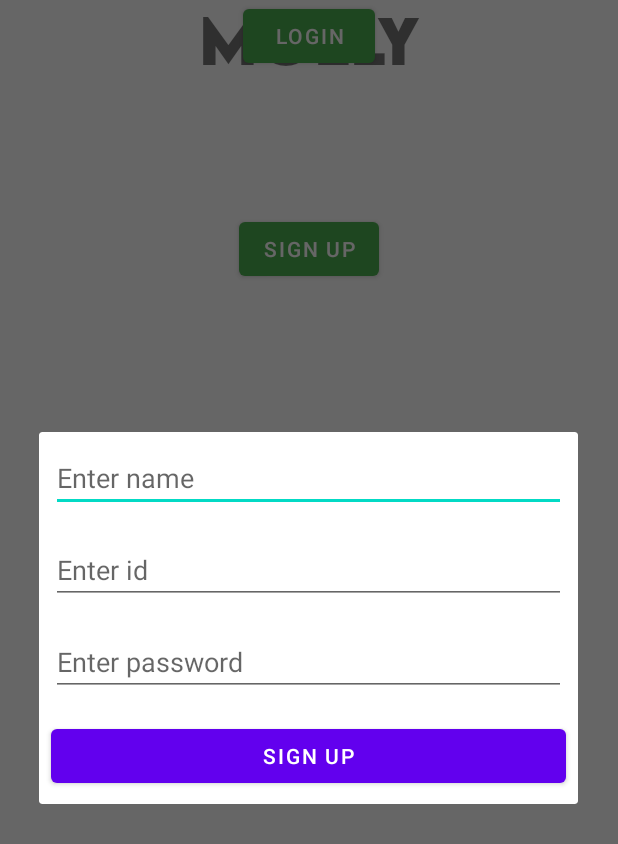
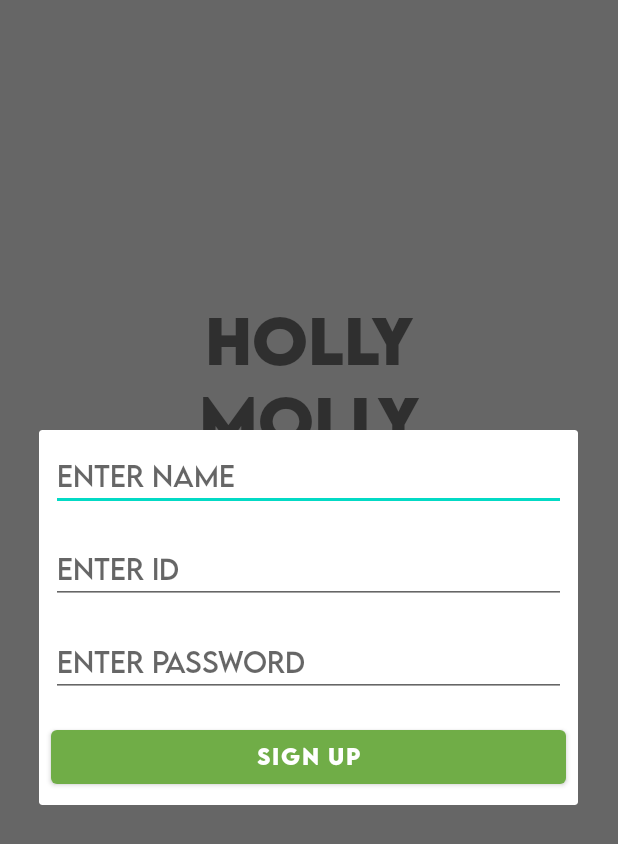
Before and after one commit to pyun0825/MadCamp2, an Android app: the screen it shows after launch (MainActivity), after a tap on "SIGN UP", on a phone screen of 412 x 824 dp. Shown: the top 844 px of the screen. Run offline under Robolectric (Android 15) with nearby library versions, the phone set to English and light mode, and no system bars; libraries missing offline, so code that uses them is left out: com.kakao.sdk; 1 statement that could not run was skipped.

Commit message:
UI change

```diff
--- a/app/src/main/res/layout/activity_inner_room.xml
+++ b/app/src/main/res/layout/activity_inner_room.xml
@@ -11,6 +11,7 @@
         android:layout_width="wrap_content"
         android:layout_height="wrap_content"
         android:layout_marginTop="24dp"
+        android:fontFamily="@font/lemon_milk"
         android:text="Room title"
         android:textColor="#000000"
         android:textSize="34sp"
@@ -24,7 +25,9 @@
         android:layout_width="wrap_content"
         android:layout_height="wrap_content"
         android:layout_marginTop="24dp"
+        android:fontFamily="@font/lemonmilk_bold"
         android:text="Exit"
+        app:backgroundTint="#70AD47"
         app:layout_constraintEnd_toEndOf="parent"
         app:layout_constraintStart_toStartOf="parent"
         app:layout_constraintTop_toBottomOf="@+id/tv_curPlayer" />
@@ -34,6 +37,7 @@
         android:layout_width="wrap_content"
         android:layout_height="wrap_content"
         android:layout_marginTop="32dp"
+        android:fontFamily="@font/lemon_milk"
         android:text="playernum"
         android:textColor="#000000"
         android:textSize="24sp"
@@ -46,6 +50,7 @@
         android:layout_width="wrap_content"
         android:layout_height="wrap_content"
         android:layout_marginTop="16dp"
+        android:fontFamily="@font/lemon_milk"
         android:text="curplayer"
         android:textColor="#000000"
         android:textSize="24sp"
--- a/app/src/main/res/layout/activity_main.xml
+++ b/app/src/main/res/layout/activity_main.xml
@@ -10,13 +10,12 @@
         android:id="@+id/title"
         android:layout_width="270dp"
         android:layout_height="108dp"
-        android:layout_margin="8dp"
+        android:layout_marginTop="200dp"
         android:fontFamily="@font/lemon_milk"
         android:gravity="center"
         android:text="holly\nmolly"
         android:textFontWeight="700"
         android:textSize="40sp"
-        app:layout_constraintBottom_toTopOf="@+id/login"
         app:layout_constraintEnd_toEndOf="parent"
         app:layout_constraintStart_toStartOf="parent"
         app:layout_constraintTop_toTopOf="parent" />
@@ -25,21 +24,23 @@
         android:id="@+id/login"
         android:layout_width="wrap_content"
         android:layout_height="wrap_content"
+        android:layout_marginTop="60dp"
+        android:fontFamily="@font/lemonmilk_bold"
         android:text="Login"
-        app:backgroundTint="#4CAF50"
+        app:backgroundTint="#70AD47"
         app:layout_constraintEnd_toEndOf="parent"
         app:layout_constraintStart_toStartOf="parent"
-        tools:layout_editor_absoluteY="432dp" />
+        app:layout_constraintTop_toBottomOf="@+id/title" />
 
     <Button
         android:id="@+id/signup"
         android:layout_width="wrap_content"
         android:layout_height="wrap_content"
+        android:layout_marginTop="16dp"
+        android:fontFamily="@font/lemonmilk_bold"
         android:text="Sign Up"
-        app:backgroundTint="#4CAF50"
-        app:layout_constraintBottom_toBottomOf="parent"
+        app:backgroundTint="#70AD47"
         app:layout_constraintEnd_toEndOf="parent"
         app:layout_constraintStart_toStartOf="parent"
-        app:layout_constraintTop_toBottomOf="@+id/login"
-        app:layout_constraintVertical_bias="0.129" />
+        app:layout_constraintTop_toBottomOf="@+id/login" />
 </androidx.constraintlayout.widget.ConstraintLayout>
--- a/app/src/main/res/layout/fragment_gameover.xml
+++ b/app/src/main/res/layout/fragment_gameover.xml
@@ -1,5 +1,6 @@
 <?xml version="1.0" encoding="utf-8"?>
 <LinearLayout xmlns:android="http://schemas.android.com/apk/res/android"
+    xmlns:app="http://schemas.android.com/apk/res-auto"
     android:layout_width="match_parent"
     android:layout_height="match_parent"
     android:orientation="vertical"
@@ -32,5 +33,7 @@
         android:layout_width="match_parent"
         android:layout_height="wrap_content"
         android:layout_margin="8dp"
-        android:text="go to waiting room" />
+        android:fontFamily="@font/lemonmilk_bold"
+        android:text="go to waiting room"
+        app:backgroundTint="#70AD47" />
 </LinearLayout>
--- a/app/src/main/res/layout/signup_dialog.xml
+++ b/app/src/main/res/layout/signup_dialog.xml
@@ -1,35 +1,41 @@
 <?xml version="1.0" encoding="utf-8"?>
 <LinearLayout xmlns:android="http://schemas.android.com/apk/res/android"
+    xmlns:app="http://schemas.android.com/apk/res-auto"
     android:layout_width="match_parent"
     android:layout_height="match_parent"
     android:orientation="vertical">
 
     <EditText
+        android:id="@+id/nameEdit"
         android:layout_width="match_parent"
         android:layout_height="wrap_content"
         android:layout_margin="8dp"
-        android:hint="Enter name"
-        android:id="@+id/nameEdit"/>
+        android:fontFamily="@font/lemon_milk"
+        android:hint="Enter name" />
 
     <EditText
+        android:id="@+id/idEdit"
         android:layout_width="match_parent"
         android:layout_height="wrap_content"
         android:layout_margin="8dp"
-        android:hint="Enter id"
-        android:id="@+id/idEdit"/>
+        android:fontFamily="@font/lemon_milk"
+        android:hint="Enter id" />
 
     <EditText
+        android:id="@+id/passwordEdit"
         android:layout_width="match_parent"
         android:layout_height="wrap_content"
         android:layout_margin="8dp"
+        android:fontFamily="@font/lemon_milk"
         android:hint="Enter password"
-        android:id="@+id/passwordEdit"
-        android:inputType="textPassword"/>
+        android:inputType="textPassword" />
 
     <Button
+        android:id="@+id/signup"
         android:layout_width="match_parent"
         android:layout_height="wrap_content"
         android:layout_margin="8dp"
+        android:fontFamily="@font/lemonmilk_bold"
         android:text="Sign up"
-        android:id="@+id/signup"/>
+        app:backgroundTint="#70AD47" />
 </LinearLayout>
--- a/app/src/main/res/layout/waiting_room_item.xml
+++ b/app/src/main/res/layout/waiting_room_item.xml
@@ -10,13 +10,12 @@
         android:layout_width="wrap_content"
         android:layout_height="wrap_content"
         android:layout_marginStart="8dp"
-        android:layout_marginLeft="8dp"
         android:layout_marginTop="4dp"
-        android:layout_marginBottom="4dp"
+        android:fontFamily="@font/lemon_milk"
+        android:padding="4dp"
         android:text="Room title"
         android:textColor="#000000"
         android:textSize="20sp"
-        android:padding="4dp"
         app:layout_constraintStart_toStartOf="parent"
         app:layout_constraintTop_toTopOf="parent" />
 </androidx.constraintlayout.widget.ConstraintLayout>
--- a/app/src/main/res/values/themes.xml
+++ b/app/src/main/res/values/themes.xml
@@ -3,7 +3,7 @@
     <style name="Theme.LogInTest" parent="Theme.MaterialComponents.DayNight.DarkActionBar">
         <!-- Primary brand color. -->
         <item name="colorPrimary">@color/purple_500</item>
-        <item name="colorPrimaryVariant">@color/purple_700</item>
+        <item name="colorPrimaryVariant">#70AD47</item>
         <item name="colorOnPrimary">@color/white</item>
         <!-- Secondary brand color. -->
         <item name="colorSecondary">@color/teal_200</item>
```
Also changed, not shown: app/src/main/res/layout/activity_room.xml (+12 -5 lines), app/src/main/res/layout/content_room.xml (deleted, +0 -19 lines), app/src/main/res/layout/fragment_create_room_dialog.xml (+10 -6 lines), app/src/main/res/layout/fragment_score.xml (+6 -1 lines), app/src/main/res/layout/login_dialog.xml (+8 -3 lines).
